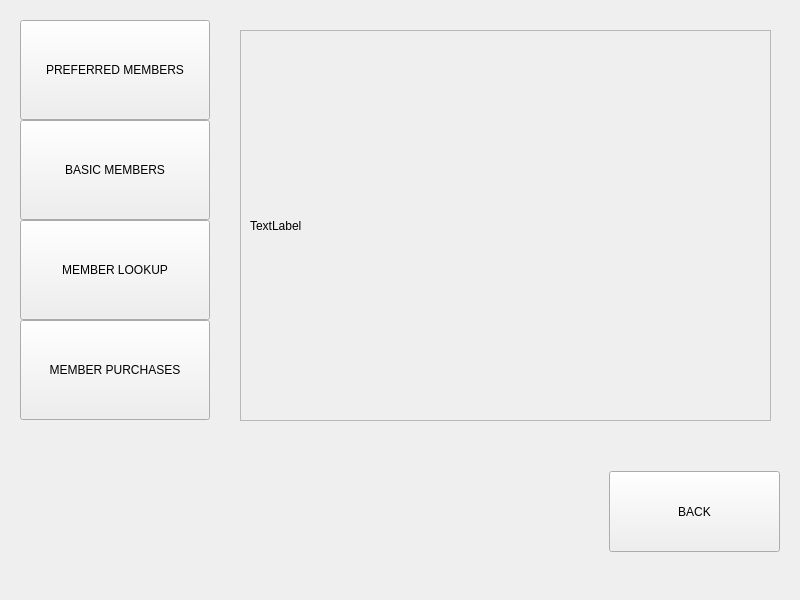
jadendno/super-warehouse-store, file mainwindow.ui: the form before one commit.
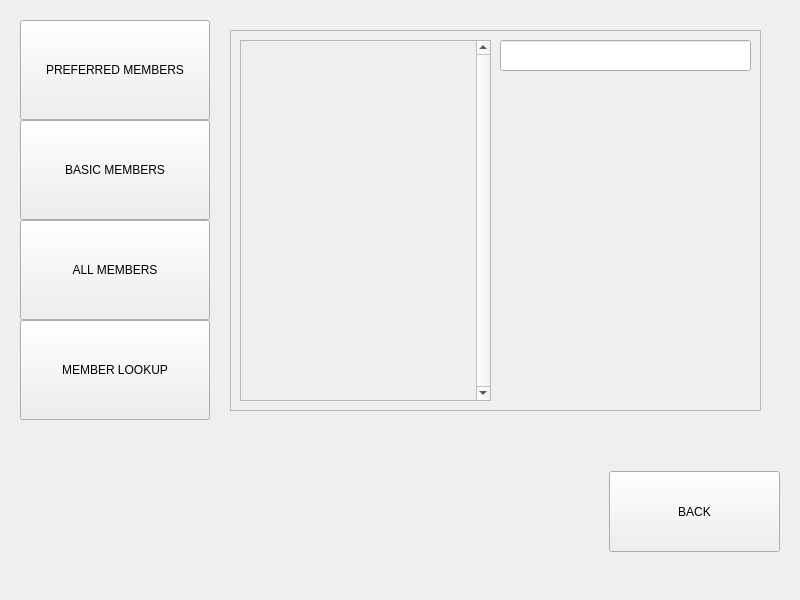
The form after the commit.

```diff
--- a/mainwindow.ui
+++ b/mainwindow.ui
@@ -173,7 +173,7 @@
        </rect>
       </property>
       <property name="text">
-       <string>MEMBER LOOKUP</string>
+       <string>ALL MEMBERS</string>
       </property>
      </widget>
      <widget class="QPushButton" name="pushButton_8">
@@ -186,16 +186,16 @@
        </rect>
       </property>
       <property name="text">
-       <string>MEMBER PURCHASES</string>
+       <string>MEMBER LOOKUP</string>
       </property>
      </widget>
      <widget class="QFrame" name="frame">
       <property name="geometry">
        <rect>
-        <x>240</x>
+        <x>230</x>
         <y>30</y>
         <width>531</width>
-        <height>391</height>
+        <height>381</height>
        </rect>
       </property>
       <property name="frameShape">
@@ -204,18 +204,56 @@
       <property name="frameShadow">
        <enum>QFrame::Shadow::Raised</enum>
       </property>
-      <widget class="QLabel" name="infoLabel">
+      <widget class="QLineEdit" name="memberSearch">
+       <property name="geometry">
+        <rect>
+         <x>270</x>
+         <y>10</y>
+         <width>251</width>
+         <height>31</height>
+        </rect>
+       </property>
+      </widget>
+      <widget class="QScrollArea" name="scrollArea">
        <property name="geometry">
         <rect>
          <x>10</x>
          <y>10</y>
-         <width>511</width>
-         <height>371</height>
+         <width>251</width>
+         <height>361</height>
         </rect>
        </property>
-       <property name="text">
-        <string>TextLabel</string>
+       <property name="verticalScrollBarPolicy">
+        <enum>Qt::ScrollBarPolicy::ScrollBarAlwaysOn</enum>
        </property>
+       <property name="horizontalScrollBarPolicy">
+        <enum>Qt::ScrollBarPolicy::ScrollBarAlwaysOff</enum>
+       </property>
+       <property name="widgetResizable">
+        <bool>true</bool>
+       </property>
+       <widget class="QWidget" name="scrollAreaWidgetContents">
+        <property name="geometry">
+         <rect>
+          <x>0</x>
+          <y>0</y>
+          <width>233</width>
+          <height>359</height>
+         </rect>
+        </property>
+        <layout class="QVBoxLayout" name="verticalLayout">
+         <item>
+          <widget class="QLabel" name="label">
+           <property name="text">
+            <string/>
+           </property>
+           <property name="alignment">
+            <set>Qt::AlignmentFlag::AlignLeading|Qt::AlignmentFlag::AlignLeft|Qt::AlignmentFlag::AlignTop</set>
+           </property>
+          </widget>
+         </item>
+        </layout>
+       </widget>
       </widget>
      </widget>
     </widget>
```
Left out of the diff: 2 changed lines with no effect on the pictures.
